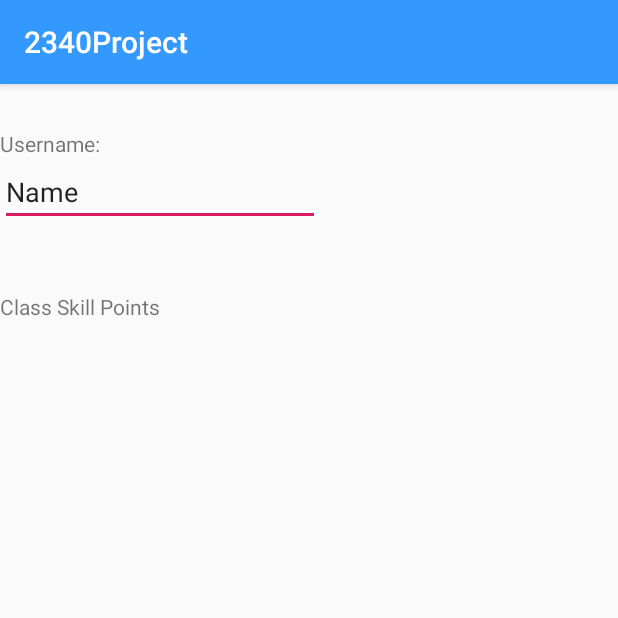
After one commit to haoranx3/2340Project, an Android app: the display_player screen opened directly, with no data from a screen before it, on a phone screen of 412 x 824 dp, the top half of it. The commit adds this screen. Run offline under Robolectric (Android 15) with nearby library versions, the phone set to English and light mode, and no system bars.

Commit message:
old files

```diff
--- a/app/src/main/AndroidManifest.xml
+++ b/app/src/main/AndroidManifest.xml
@@ -9,6 +9,8 @@
         android:roundIcon="@mipmap/ic_launcher_round"
         android:supportsRtl="true"
         android:theme="@style/AppTheme">
+        <activity android:name=".views.display_player"></activity>
+        <activity android:name=".views.create_player" />
         <activity
             android:name=".views.MainActivity"
             android:label="@string/app_name"
--- /dev/null
+++ b/app/src/main/java/com/example/a2340project/views/display_player.java
@@ -0,0 +1,15 @@
+package com.example.a2340project.views;
+
+import android.support.v7.app.AppCompatActivity;
+import android.os.Bundle;
+
+import com.example.a2340project.R;
+
+public class display_player extends AppCompatActivity {
+
+    @Override
+    protected void onCreate(Bundle savedInstanceState) {
+        super.onCreate(savedInstanceState);
+        setContentView(R.layout.activity_display_player);
+    }
+}
--- /dev/null
+++ b/app/src/main/res/layout/activity_display_player.xml
@@ -0,0 +1,43 @@
+<?xml version="1.0" encoding="utf-8"?>
+<RelativeLayout xmlns:android="http://schemas.android.com/apk/res/android"
+    xmlns:app="http://schemas.android.com/apk/res-auto"
+    xmlns:tools="http://schemas.android.com/tools"
+    android:layout_width="match_parent"
+    android:layout_height="match_parent"
+    tools:context=".views.display_player">
+
+    <TextView
+        android:id="@+id/username_header"
+        android:layout_width="wrap_content"
+        android:layout_height="wrap_content"
+        android:layout_alignWithParentIfMissing="false"
+        android:layout_alignParentTop="false"
+        android:layout_alignParentRight="false"
+        android:layout_alignParentBottom="false"
+        android:layout_centerHorizontal="false"
+        android:layout_marginTop="30dp"
+        android:text="@string/username" />
+    <EditText
+        android:layout_width="wrap_content"
+        android:layout_height="wrap_content"
+        android:inputType="textPersonName"
+        android:text="Name"
+        android:ems="10"
+        android:id="@+id/userName"
+        android:layout_marginTop="0dp"
+        android:layout_below="@id/username_header" />
+
+    <TextView
+        android:id="@+id/class_header"
+        android:layout_width="133dp"
+        android:layout_height="35dp"
+        android:layout_alignWithParentIfMissing="false"
+        android:layout_below="@+id/userName"
+        android:layout_alignParentTop="false"
+        android:layout_alignParentRight="false"
+        android:layout_alignParentBottom="false"
+        android:layout_centerHorizontal="false"
+        android:layout_marginTop="44dp"
+        android:text="Class Skill Points" />
+
+</RelativeLayout>
--- a/app/src/main/res/values/strings.xml
+++ b/app/src/main/res/values/strings.xml
@@ -2,4 +2,5 @@
     <string name="app_name">2340Project</string>
     <string name="action_settings">Settings</string>
     <string name="play">Play</string>
+    <string name="username">Username:</string>
 </resources>
```
Also changed, not shown: app/src/main/java/com/example/a2340project/entity/Player.java (+79 -0 lines), app/src/main/java/com/example/a2340project/views/MainActivity.java (+17 -0 lines), app/src/main/java/com/example/a2340project/views/create_player.java (added, +15 -0 lines), app/src/main/res/layout/activity_create_player.xml (added, +9 -0 lines).
